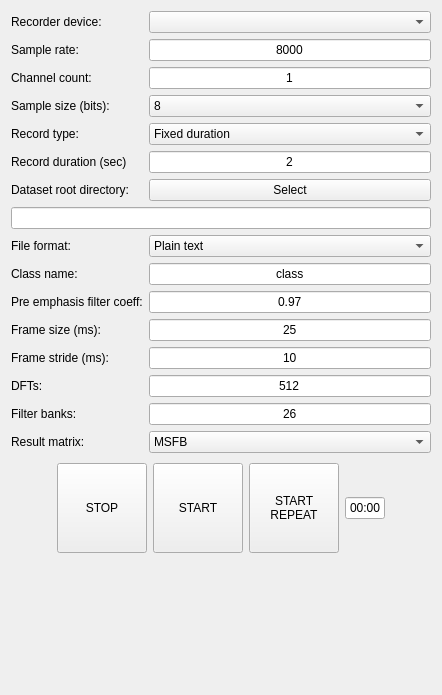
Old version of the form mainwindow.ui in the repository Tai-Min/Spectogram-Dataset-Recorder.
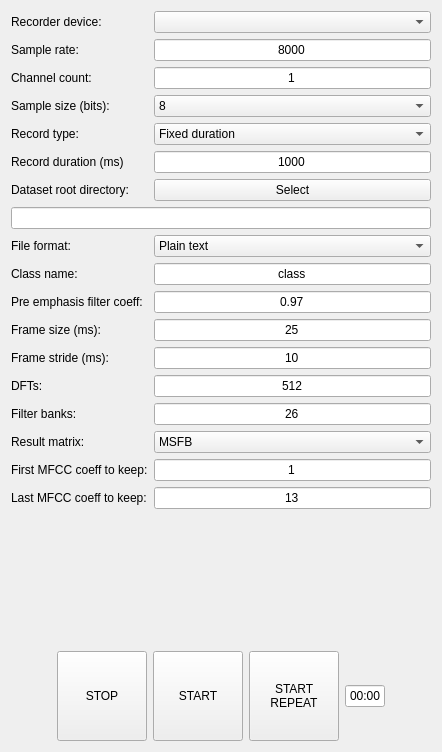
New version of the form.

Commit message: Change duration from seconds to milliseconds. Fix issue from README

```diff
--- a/mainwindow.ui
+++ b/mainwindow.ui
@@ -7,7 +7,7 @@
     <x>0</x>
     <y>0</y>
     <width>442</width>
-    <height>668</height>
+    <height>752</height>
    </rect>
   </property>
   <property name="sizePolicy">
@@ -135,7 +135,7 @@
         <item row="5" column="0">
          <widget class="QLabel" name="label_2">
           <property name="text">
-           <string>Record duration (sec)</string>
+           <string>Record duration (ms)</string>
           </property>
          </widget>
         </item>
@@ -145,7 +145,7 @@
            <enum>Qt::LeftToRight</enum>
           </property>
           <property name="text">
-           <string>2</string>
+           <string>1000</string>
           </property>
           <property name="alignment">
            <set>Qt::AlignCenter</set>
@@ -339,7 +339,62 @@
           </item>
          </widget>
         </item>
+        <item row="16" column="0">
+         <widget class="QLabel" name="label_16">
+          <property name="text">
+           <string>First MFCC coeff to keep:</string>
+          </property>
+         </widget>
+        </item>
+        <item row="16" column="1">
+         <widget class="QLineEdit" name="lineEdit">
+          <property name="text">
+           <string>1</string>
+          </property>
+          <property name="alignment">
+           <set>Qt::AlignCenter</set>
+          </property>
+         </widget>
+        </item>
+        <item row="17" column="0">
+         <widget class="QLabel" name="label_17">
+          <property name="text">
+           <string>Last MFCC coeff to keep:</string>
+          </property>
+         </widget>
+        </item>
+        <item row="17" column="1">
+         <widget class="QLineEdit" name="lineEdit_2">
+          <property name="text">
+           <string>13</string>
+          </property>
+          <property name="alignment">
+           <set>Qt::AlignCenter</set>
+          </property>
+         </widget>
+        </item>
        </layout>
+      </item>
+     </layout>
+    </item>
+    <item>
+     <widget class="QLabel" name="spectogramLabel">
+      <property name="minimumSize">
+       <size>
+        <width>400</width>
+        <height>125</height>
+       </size>
+      </property>
+      <property name="maximumSize">
+       <size>
+        <width>500</width>
+        <height>16777215</height>
+       </size>
+      </property>
+      <property name="text">
+       <string/>
+      </property>
+     </widget>
       </item>
       <item>
        <layout class="QHBoxLayout" name="horizontalLayout_2">
@@ -438,27 +493,6 @@
          </spacer>
         </item>
        </layout>
-      </item>
-     </layout>
-    </item>
-    <item>
-     <widget class="QLabel" name="spectogramLabel">
-      <property name="minimumSize">
-       <size>
-        <width>400</width>
-        <height>125</height>
-       </size>
-      </property>
-      <property name="maximumSize">
-       <size>
-        <width>500</width>
-        <height>16777215</height>
-       </size>
-      </property>
-      <property name="text">
-       <string/>
-      </property>
-     </widget>
     </item>
    </layout>
   </widget>
```
Lines whose indentation alone changed are shown as unchanged. The commit also changes 2 other files.
